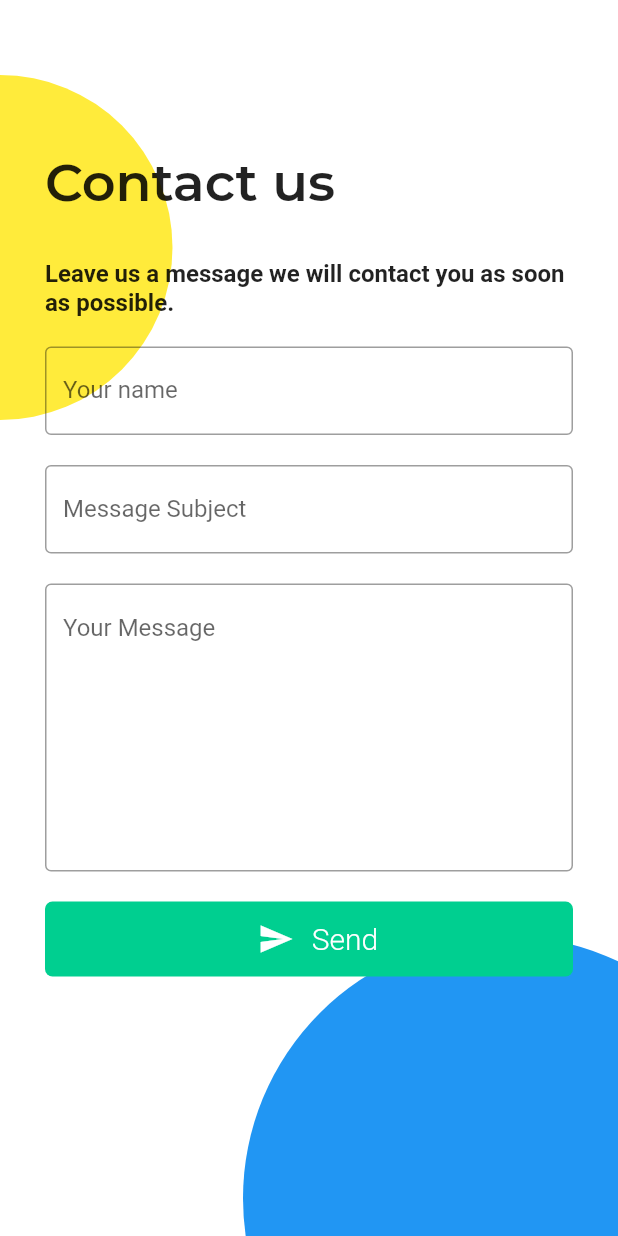
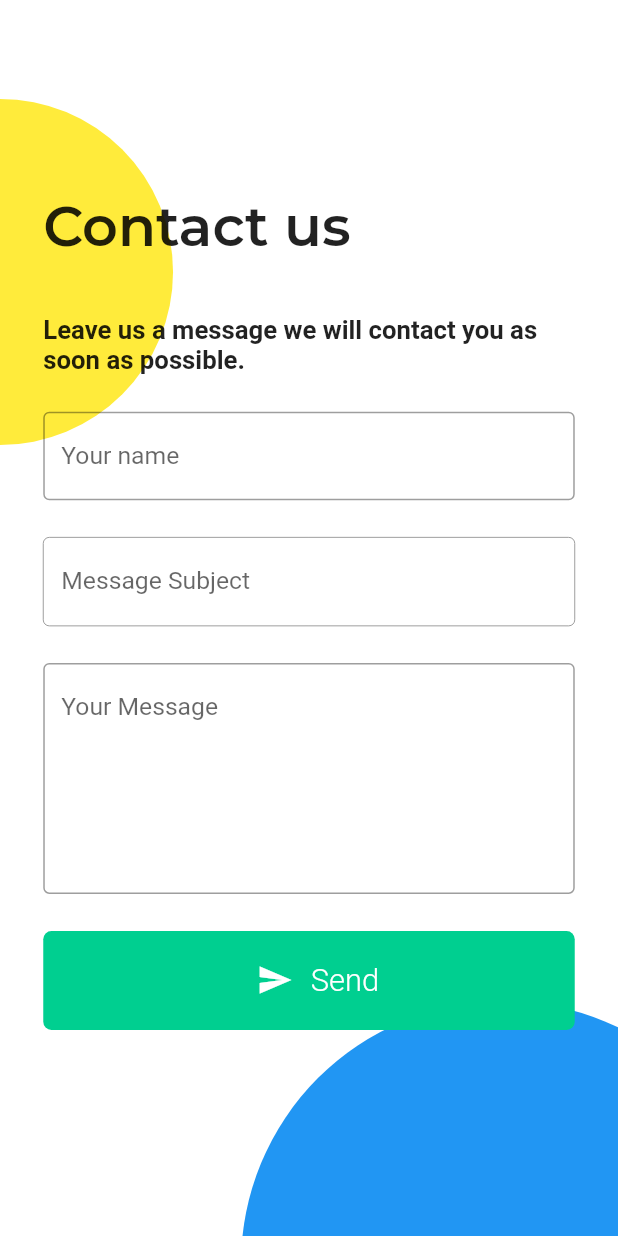
Before and after one commit to ahmed-tarek-salem/NewsApp, a Flutter app: the screen it shows after launch, after a tap on "CONTACT US", on a phone screen of 412 x 824 dp. Run offline on Flutter 3.47's test engine with Material 2 defaults, Android fonts, the phone set to English and light mode, and no system bars; our stand-ins replace device_preview, flutter_svg, google_fonts, sizer, webview_flutter; network calls fail.

Commit message:
Responsive addition

```diff
--- a/lib/main.dart
+++ b/lib/main.dart
@@ -1,22 +1,39 @@
 import 'package:NewsApp/widgets/provider.dart';
 import 'package:flutter/material.dart';
+import 'package:sizer/sizer.dart';
 import 'screens/welcome_screen.dart';
 import 'package:provider/provider.dart';
+import 'package:device_preview/device_preview.dart';
 
 void main() {
-  runApp(MyApp());
+  runApp(DevicePreview(builder: (context) => MyApp()));
 }
+// void main() => runApp(
+//   DevicePreview(
+//     enabled: !kReleaseMode,
+//     builder: (context) => MyApp(), // Wrap your app
+//   ),
+// );
 
 class MyApp extends StatelessWidget {
   @override
   Widget build(BuildContext context) {
     return ChangeNotifierProvider<myProvider>(
-        create: (context){
-          return myProvider();
+      create: (context) {
+        return myProvider();
+      },
+      child: LayoutBuilder(
+        builder: (context, constraints) {
+          return OrientationBuilder(builder: (context, orientation) {
+            SizerUtil().init(constraints, orientation);
+            return MaterialApp(
+              locale: DevicePreview.locale(context), // Add the locale here
+              builder: DevicePreview.appBuilder,
+              debugShowCheckedModeBanner: false,
+              home: WelcomeScreen(),
+            );
+          });
         },
-          child: MaterialApp(
-        debugShowCheckedModeBanner: false,
-        home: WelcomeScreen(),
       ),
     );
   }
--- a/lib/screens/info_screen.dart
+++ b/lib/screens/info_screen.dart
@@ -1,9 +1,9 @@
 import 'package:flutter/material.dart';
 import 'package:google_fonts/google_fonts.dart';
 import 'package:url_launcher/url_launcher.dart';
+import 'package:sizer/sizer.dart';
 
 class InfoScreen extends StatefulWidget {
-
   @override
   _InfoScreenState createState() => _InfoScreenState();
 }
@@ -17,10 +17,11 @@ _launchURL(String toMailId, String subject, String body) async {
       throw 'Could not launch $url';
     }
   }
-  String toMail= 'ziad_ahmed199690@yahoo.com';
-  String subject= '';
-  String body='';
-  String name='';
+
+  String toMail = 'ziad_ahmed199690@yahoo.com';
+  String subject = '';
+  String body = '';
+  String name = '';
 
   @override
   Widget build(BuildContext context) {
@@ -28,131 +29,131 @@ _launchURL(String toMailId, String subject, String body) async {
       resizeToAvoidBottomInset: false,
       backgroundColor: Colors.white,
       body: Stack(
+        overflow: Overflow.clip,
         children: [
           Positioned(
             child: Container(
-        height: 230,
-        width: 230,
+              height: 56.0.w,
+              width: 56.0.w,
               decoration: BoxDecoration(
                   borderRadius: BorderRadius.circular(230),
-          color: Colors.yellow
+                  color: Colors.yellow),
             ),
-
-      ),
-      top: 50,
-      left: -115,
+            top: 8.0.h,
+            left: -28.0.w,
           ),
           Positioned(
             child: Container(
-        height: 350,
-        width: 350,
+              height: 85.0.w,
+              width: 85.0.w,
               decoration: BoxDecoration(
-          borderRadius: BorderRadius.circular(350),
-          color: Colors.blue
+                  borderRadius: BorderRadius.circular(85.0.w),
+                  color: Colors.blue),
             ),
-
-      ),
-      bottom: -150,
-      right: -100,
+            bottom: -23.5.h,
+            right: -24.0.w,
           ),
           Padding(
-        padding: const EdgeInsets.only(left:30.0, right: 30, top: 100),
+            padding: EdgeInsets.only(left: 7.0.w, right: 7.0.w, top: 15.5.h),
             child: Column(
               crossAxisAlignment: CrossAxisAlignment.start,
               children: [
-            Text(
-              'Contact us',
+                Text('Contact us',
                     style: GoogleFonts.montserrat(
                         textStyle: TextStyle(
-                  fontSize: 35,
-                  fontWeight: FontWeight.w600
-                )
-              )
+                            fontSize: 27.0.sp, fontWeight: FontWeight.w600))),
+                SizedBox(
+                  height: 4.5.h,
                 ),
-            SizedBox(height: 30,),
                 Text(
                   'Leave us a message we will contact you as soon as possible.',
-              style: TextStyle(
-                fontSize: 16,
-                fontWeight: FontWeight.w700
-              ),
+                  style:
+                      TextStyle(fontSize: 12.5.sp, fontWeight: FontWeight.w700),
                 ),
                 SizedBox(
-              height: 20,
+                  height: 3.0.h,
                 ),
                 TextField(
+                  style: TextStyle(fontSize: 12.0.sp),
                   decoration: InputDecoration(
                     border: OutlineInputBorder(),
                     labelText: 'Your name',
                   ),
-              onChanged: (value){
-                name=value;
+                  onChanged: (value) {
+                    name = value;
                   },
                 ),
                 SizedBox(
-              height: 20,
+                  height: 3.0.h,
                 ),
                 TextField(
+                  style: TextStyle(fontSize: 12.0.sp),
                   decoration: InputDecoration(
                     border: OutlineInputBorder(),
                     labelText: 'Message Subject',
+                    enabledBorder: const OutlineInputBorder(
+                      borderSide:
+                          const BorderSide(color: Colors.grey, width: 0.0),
                     ),
-              onChanged: (value){
-                subject= value;
+                  ),
+                  onChanged: (value) {
+                    subject = value;
                   },
                 ),
                 SizedBox(
-              height: 20,
+                  height: 3.0.h,
                 ),
                 TextField(
-             minLines: 8, maxLines: 8,
+                  style: TextStyle(fontSize: 12.0.sp),
+                  minLines: 6,
+                  maxLines: 6,
                   decoration: InputDecoration(
                     border: OutlineInputBorder(),
                     hintText: 'Your Message',
                   ),
-            onChanged: (value){
-              body=value;
+                  onChanged: (value) {
+                    body = value;
                   },
                 ),
-            SizedBox(height: 20),
+                SizedBox(
+                  height: 3.0.h,
+                ),
                 GestureDetector(
-              onTap: (){
-             return  _launchURL(toMail, '$subject',
-"""Name : $name
+                  onTap: () {
+                    return _launchURL(toMail, '$subject', """Name : $name
 
-Message : $body """
-             );
+Message : $body """);
                   },
                   child: Container(
                     width: double.infinity,
-                height: 50,
+                    height: 8.0.h,
                     decoration: BoxDecoration(
                         color: Color(0xff00CF90),
-                  borderRadius: BorderRadius.circular(5)
-                ),
-                child: Center(child: Row(
+                        borderRadius: BorderRadius.circular(4.0.sp)),
+                    child: Center(
+                        child: Row(
                       mainAxisAlignment: MainAxisAlignment.center,
                       children: [
-                    IconButton(icon: Icon(Icons.send_sharp, color: Colors.white,), onPressed: (){
-
-                    }),
-                    Text('Send',
+                        IconButton(
+                            icon: Icon(
+                              Icons.send_sharp,
+                              color: Colors.white,
+                            ),
+                            onPressed: () {}),
+                        Text(
+                          'Send',
                           style: TextStyle(
                               color: Colors.white,
-                      fontSize: 20,
-                      fontWeight: FontWeight.w300
-                    ),
+                              fontSize: 15.0.sp,
+                              fontWeight: FontWeight.w300),
                         ),
                       ],
                     )),
                   ),
                 )
-
-
               ],
             ),
           )
-
         ],
         fit: StackFit.expand,
       ),
--- a/lib/screens/welcome_screen.dart
+++ b/lib/screens/welcome_screen.dart
@@ -4,6 +4,7 @@ import 'package:flutter/material.dart';
 import 'package:flutter_svg/flutter_svg.dart';
 import 'package:google_fonts/google_fonts.dart';
 import 'package:NewsApp/const.dart';
+import 'package:sizer/sizer.dart';
 
 class WelcomeScreen extends StatefulWidget {
   @override
@@ -20,7 +21,8 @@ class _WelcomeScreenState extends State<WelcomeScreen> {
           Expanded(
             flex: 7,
             child: Container(
-          child: SvgPicture.asset('images/undraw_Mobile_life_re_jtih.svg',
+              child: SvgPicture.asset(
+                'images/undraw_Mobile_life_re_jtih.svg',
               ),
             ),
           ),
@@ -30,11 +32,11 @@ class _WelcomeScreenState extends State<WelcomeScreen> {
               mainAxisAlignment: MainAxisAlignment.spaceEvenly,
               children: [
                 Container(
-              padding: EdgeInsets.all(25),
-              width: 250,
+                  padding: EdgeInsets.all(20.0.sp),
+                  width: 60.0.w,
                   decoration: BoxDecoration(
                     color: Colors.white.withOpacity(.6),
-                borderRadius: BorderRadius.circular(10),
+                    borderRadius: BorderRadius.circular(7.0.sp),
                   ),
                   child: Column(
                     children: [
@@ -42,21 +44,19 @@ class _WelcomeScreenState extends State<WelcomeScreen> {
                         'WELCOME!',
                         style: GoogleFonts.oswald(
                             textStyle: TextStyle(
-                      fontSize: 30,
+                                fontSize: 23.0.sp,
                                 fontWeight: FontWeight.w500,
                                 letterSpacing: 1.5,
-                      color: Colors.black
-                    )
-                  ),
+                                color: Colors.black)),
                       ),
                       SizedBox(
-                      height: 15,
+                        height: 2.5.h,
                       ),
                       Text(
                         'The world is in your hand\'s.',
                         textAlign: TextAlign.center,
                         style: GoogleFonts.montserrat(
-                      fontSize: 20,
+                          fontSize: 15.0.sp,
                         ),
                       ),
                     ],
@@ -67,19 +67,18 @@ class _WelcomeScreenState extends State<WelcomeScreen> {
           ),
           Container(
             color: Colors.white,
-          height: 80,
+            height: 12.5.h,
             width: double.infinity,
             child: Row(
               crossAxisAlignment: CrossAxisAlignment.stretch,
               children: [
                 Expanded(
-              child:  GestureDetector(
-                    onTap: (){
-                      Navigator.push(context, MaterialPageRoute(
-                        builder: (context){
+                    child: GestureDetector(
+                  onTap: () {
+                    Navigator.push(context,
+                        MaterialPageRoute(builder: (context) {
                       return HomeScreen();
-                        }
-                      ));
+                    }));
                   },
                   child: Container(
                     color: kPrimaryColor,
@@ -89,19 +88,18 @@ class _WelcomeScreenState extends State<WelcomeScreen> {
                         style: GoogleFonts.roboto(
                             textStyle: TextStyle(
                           color: Colors.white,
-                            fontSize: 17,
+                          fontSize: 13.0.sp,
                           fontWeight: FontWeight.w500,
-                          )
+                        )),
                       ),
                     ),
                   ),
-                  ),
-              )
-              ),
+                )),
                 Expanded(
                   child: GestureDetector(
-                  onTap: (){
-                  Navigator.push(context, MaterialPageRoute(builder: (context){
+                    onTap: () {
+                      Navigator.push(context,
+                          MaterialPageRoute(builder: (context) {
                         return InfoScreen();
                       }));
                     },
@@ -113,10 +111,9 @@ class _WelcomeScreenState extends State<WelcomeScreen> {
                           style: GoogleFonts.roboto(
                               textStyle: TextStyle(
                             color: Colors.grey[600],
-                         fontSize: 17,
+                            fontSize: 13.0.sp,
                             fontWeight: FontWeight.w500,
-                       )
-                     ),
+                          )),
                         ),
                       ),
                     ),
@@ -125,7 +122,6 @@ class _WelcomeScreenState extends State<WelcomeScreen> {
               ],
             ),
           )
-
         ],
       ),
     );
--- a/pubspec.yaml
+++ b/pubspec.yaml
@@ -33,6 +33,10 @@ dependencies:
   webview_flutter: ^1.0.1
   provider: ^4.3.2+2
   url_launcher: ^5.7.2
+  sizer: ^1.1.8
+  device_preview: ^0.5.5
+
+
 
 
 
```
Also changed, not shown: lib/screens/home_screen.dart (+18 -16 lines), lib/screens/news_screen.dart (+31 -26 lines), lib/widgets/category_card.dart (+12 -16 lines), lib/widgets/new_card_fav.dart (+37 -33 lines), lib/widgets/news_card.dart (+46 -39 lines), lib/widgets/page1.dart (+17 -19 lines), lib/widgets/page2.dart (+5 -12 lines), images/method-draw-image.svg (deleted), images/undraw_Mobile_life_re_jtih.png (deleted), images/undraw_online_articles_79ff.svg (deleted), pubspec.lock. Lines whose indentation alone changed are shown as unchanged.
